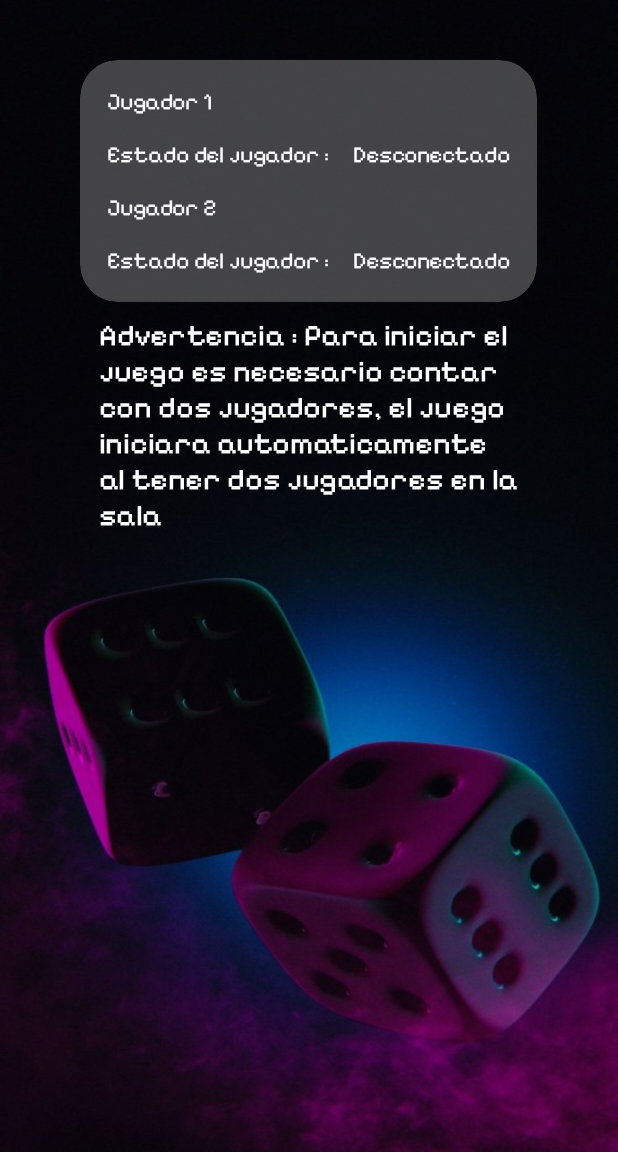
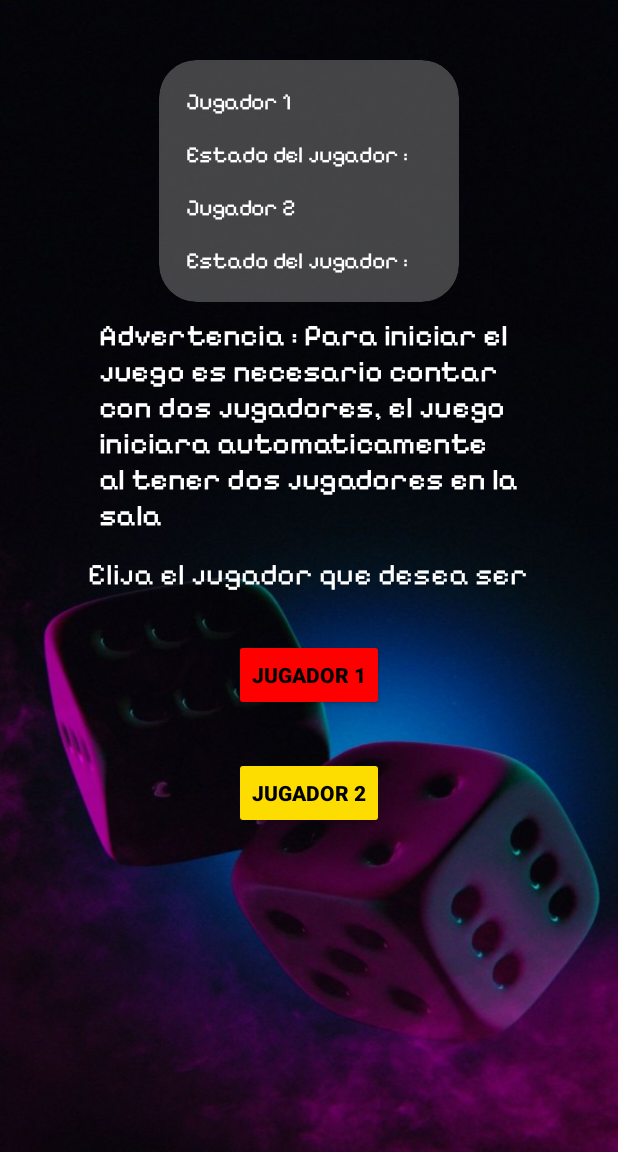
Before and after one commit to AylinOrjuela/juegoParques, an Android app: the screen it shows after launch (CreateGameActivity), after a tap on "IR A SALA DE ESPERA", on a phone screen of 412 x 824 dp, the part 84-1236 px from its top. Run offline under Robolectric (Android 15) with nearby library versions, the phone set to English and light mode, and no system bars; our stand-ins replace Firebase (no records; nobody signed in at launch, a user with empty details on screens opened directly).

Commit message:
agregando funcionalidad jugador1 y 2 en sala

```diff
--- a/app/src/main/java/com/example/parques/CreateGameActivity.kt
+++ b/app/src/main/java/com/example/parques/CreateGameActivity.kt
@@ -5,11 +5,9 @@ import android.os.Bundle
 import android.util.Log
 import android.widget.Toast
 import com.example.parques.databinding.ActivityCreateGameBinding
-import com.google.firebase.Firebase
 import com.google.firebase.database.DataSnapshot
 import com.google.firebase.database.DatabaseError
 import com.google.firebase.database.ValueEventListener
-import com.google.firebase.database.getValue
 
 
 class CreateGameActivity : AppCompatActivity() {
@@ -21,30 +19,41 @@ class CreateGameActivity : AppCompatActivity() {
         super.onCreate(savedInstanceState)
         binding = ActivityCreateGameBinding.inflate(layoutInflater)
         setContentView(binding.root)
-        binding.tvName1.text = "Desconectado"
-        binding.tvName2.text = "Desconectado"
         firebaseInstance = FirebaseInstance(this)
+        initListeners()
 
-        setUpListeners()
     }
 
-    private fun setUpListeners() {
-        val postListener = object:ValueEventListener{
+    private fun initListeners(){
+        binding.btnPlayer1.setOnClickListener {
+            setUpListeners(1)
+        }
+        binding.btnPlayer2.setOnClickListener {
+            setUpListeners(2)
+        }
+    }
+
+    private fun setUpListeners(btn:Int) {
+        val postListener = object: ValueEventListener {
             override fun onDataChange(snapshot: DataSnapshot) {
                 val data = getCleanSnapshot(snapshot)
                 var aux = data?.second
                 if (aux != null) {
-                    if (aux.EstadoJ1 == false){
+                    if(btn==1){
+                        aux.EstadoJ1=true
+                        firebaseInstance.writeOnFirebase(aux)
+                        binding.btnPlayer1.isEnabled = false
+                        binding.btnPlayer2.isEnabled = false
+                        binding.tvName1.text = "Conectado"
                         id = 1
-                        binding.tvName1.text = "Conectado"
-                        aux.EstadoJ1 = true
+                    }else if(btn == 2){
+                        aux.EstadoJ2=true
                         firebaseInstance.writeOnFirebase(aux)
-                    }else if (aux.EstadoJ2 == false){
-                            id = 2
-                            binding.tvName2.text = "Conectado"
-                            aux.EstadoJ2 = true
-                            firebaseInstance.writeOnFirebase(aux)
-                        }
+                        binding.btnPlayer2.isEnabled = false
+                        binding.btnPlayer1.isEnabled = false
+                        binding.tvName2.text = "Conectado"
+                        id = 2
+                    }
                 }
             }
             override fun onCancelled(error: DatabaseError) {
@@ -63,6 +72,4 @@ class CreateGameActivity : AppCompatActivity() {
 
         return Pair(partidaKey!!,partidaValue!!)
     }
-
-
 }
--- a/app/src/main/java/com/example/parques/FirebaseInstance.kt
+++ b/app/src/main/java/com/example/parques/FirebaseInstance.kt
@@ -16,15 +16,15 @@ class FirebaseInstance(context: Context) {
     }
 
     fun writeOnFirebase(game:partida) {
-        myRef.setValue(getGenericPartidaItem(game.EstadoJ1, game.EstadoJ2, game.EstadoPartida, game.PosJ1, game.PosJ2, game.TurnoJugador))
+        myRef.setValue(getGenericPartidaItem(game.EstadoJ1, game.EstadoJ2, game.EstadoPartida, game.PosJ1, game.PosJ2, game.TurnoJugador, game.ContJugadores))
     }
 
     fun setupDatabaseListener(postListener: ValueEventListener) {
         dataBase.reference.addValueEventListener(postListener)
     }
 
-    private fun getGenericPartidaItem(ej1:Boolean, ej2:Boolean, estadop:String, posj1:String, posj2:String, turnoj:Boolean): partida{
-        val partida = partida(ej1, ej2,estadop,posj1,posj2,turnoj)
+    private fun getGenericPartidaItem(ej1:Boolean, ej2:Boolean, estadop:String, posj1:String, posj2:String, turnoj:Boolean,ContJugadores:Int): partida{
+        val partida = partida(ej1, ej2,estadop,posj1,posj2,turnoj,ContJugadores)
         return partida
     }
 }
--- a/app/src/main/java/com/example/parques/MainScreen.kt
+++ b/app/src/main/java/com/example/parques/MainScreen.kt
@@ -3,18 +3,24 @@ package com.example.parques
 import android.content.Intent
 import androidx.appcompat.app.AppCompatActivity
 import android.os.Bundle
+import android.util.Log
 import com.example.parques.databinding.ActivityMainScreenBinding
+import com.google.firebase.database.DataSnapshot
+import com.google.firebase.database.DatabaseError
+import com.google.firebase.database.ValueEventListener
 
 class MainScreen : AppCompatActivity() {
     private lateinit var binding: ActivityMainScreenBinding
+    private lateinit var firebaseInstance: FirebaseInstance
     override fun onCreate(savedInstanceState: Bundle?) {
         super.onCreate(savedInstanceState)
         binding = ActivityMainScreenBinding.inflate(layoutInflater)
         setContentView(binding.root)
+        firebaseInstance = FirebaseInstance(this)
+        val reset = partida()
+        firebaseInstance.writeOnFirebase(reset)
         initListeners()
-
     }
-
     private fun initListeners() {
         binding.btnRules.setOnClickListener {
             val intent = Intent(this, RulesActivity::class.java)
@@ -25,5 +31,4 @@ class MainScreen : AppCompatActivity() {
             startActivity(intent)
         }
     }
-
 }
--- a/app/src/main/java/com/example/parques/partida.kt
+++ b/app/src/main/java/com/example/parques/partida.kt
@@ -6,5 +6,6 @@ data class partida(
     var EstadoPartida:String = "esperando",
     var PosJ1:String = "home",
     var PosJ2:String = "home",
-    var TurnoJugador:Boolean = true
+    var TurnoJugador:Boolean = true,
+    var ContJugadores:Int = 2 //Cupos para jugadores en la sala
     )
--- a/app/src/main/res/layout/activity_create_game.xml
+++ b/app/src/main/res/layout/activity_create_game.xml
@@ -5,25 +5,25 @@
     android:layout_width="match_parent"
     android:layout_height="match_parent"
     android:background="@drawable/dados"
-    tools:context=".CreateGameActivity"
+    android:gravity="center|top"
     android:orientation="vertical"
-    android:gravity="center|top"
+    android:paddingHorizontal="15dp"
     android:paddingVertical="30dp"
-    android:paddingHorizontal="15dp">
+    tools:context=".CreateGameActivity">
 
 
     <androidx.cardview.widget.CardView
         android:layout_width="wrap_content"
         android:layout_height="wrap_content"
+        android:layout_margin="10dp"
         app:cardBackgroundColor="@color/background_card_translucent"
-        android:layout_margin="10dp"
         app:cardCornerRadius="25dp">
 
         <LinearLayout
             android:layout_width="wrap_content"
             android:layout_height="wrap_content"
-            android:orientation="vertical"
-            android:layout_margin="10dp">
+            android:layout_margin="10dp"
+            android:orientation="vertical">
 
             <TextView
                 android:layout_width="wrap_content"
@@ -38,6 +38,7 @@
                 android:layout_width="wrap_content"
                 android:layout_height="wrap_content"
                 android:orientation="horizontal">
+
                 <TextView
                     android:layout_width="wrap_content"
                     android:layout_height="wrap_content"
@@ -53,9 +54,9 @@
                     android:layout_height="wrap_content"
                     android:layout_margin="8dp"
                     android:fontFamily="@font/pixelifysans_regular"
-                    tools:text="Juanito Lopez "
                     android:textColor="@color/white"
-                    android:textSize="15sp" />
+                    android:textSize="15sp"
+                    tools:text="Juanito Lopez " />
             </LinearLayout>
 
             <TextView
@@ -71,6 +72,7 @@
                 android:layout_width="wrap_content"
                 android:layout_height="wrap_content"
                 android:orientation="horizontal">
+
                 <TextView
                     android:layout_width="wrap_content"
                     android:layout_height="wrap_content"
@@ -86,9 +88,9 @@
                     android:layout_height="wrap_content"
                     android:layout_margin="8dp"
                     android:fontFamily="@font/pixelifysans_regular"
-                    tools:text="Pablito Ruiz "
                     android:textColor="@color/white"
-                    android:textSize="15sp" />
+                    android:textSize="15sp"
+                    tools:text="Pablito Ruiz " />
             </LinearLayout>
 
         </LinearLayout>
@@ -98,10 +100,38 @@
     <TextView
         android:layout_width="280dp"
         android:layout_height="wrap_content"
-        android:textColor="@color/white"
         android:fontFamily="@font/pixelifysans_medium"
         android:text="@string/tv_warning"
-        android:textSize="20sp"
-        />
+        android:textColor="@color/white"
+        android:textSize="20sp" />
+
+    <TextView
+        android:layout_width="wrap_content"
+        android:layout_height="wrap_content"
+        android:layout_marginVertical="15dp"
+        android:fontFamily="@font/pixelifysans_regular"
+        android:text="Elija el jugador que desea ser"
+        android:textColor="@color/white"
+        android:textSize="20sp" />
+
+    <Button
+        android:id="@+id/btnPlayer1"
+        android:layout_width="wrap_content"
+        android:layout_height="wrap_content"
+        android:layout_marginVertical="15dp"
+        android:backgroundTint="@color/btn_color_player1"
+        android:text="@string/tv_player1"
+        android:textColor="@color/black"
+        android:textStyle="bold" />
+
+    <Button
+        android:id="@+id/btnPlayer2"
+        android:layout_width="wrap_content"
+        android:layout_height="wrap_content"
+        android:layout_marginVertical="15dp"
+        android:backgroundTint="@color/btn_color_player2"
+        android:text="@string/tv_player2"
+        android:textColor="@color/black"
+        android:textStyle="bold" />
 
 </LinearLayout>
--- a/app/src/main/res/layout/activity_rules.xml
+++ b/app/src/main/res/layout/activity_rules.xml
@@ -49,7 +49,7 @@
         android:id="@+id/btnPlay"
         android:layout_width="wrap_content"
         android:layout_height="wrap_content"
-        android:text="@string/btn_start_game"
+        android:text="@string/btn_main"
         android:layout_margin="10dp"
         android:fontFamily="@font/pixelifysans_regular"
         android:backgroundTint="@color/btn_background"
```
